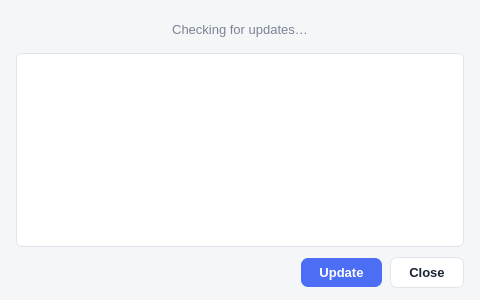
AdvancedPhotonSource/DashPVA, file src/dashpva/gui/install/update_dialog.ui: the form before one commit.
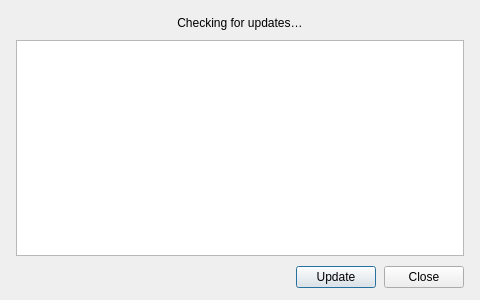
The form after the commit.

Commit message:
refactor: template theme.qss from theme_colors.py via $VARIABLE substitution
feat: add ROI_1–ROI_4 aliases, LOCK_BG, LOCK_BORDER, SIM_BG to theme_colors.py

change: replace all hardcoded hex and pt values in theme.qss with $VARIABLE and $FONT_* tokens

change: migrate all inline styleSheet blocks from 8 .ui files into theme.qss

Resolves #68

The edit to the form file:
```diff
--- a/src/dashpva/gui/install/update_dialog.ui
+++ b/src/dashpva/gui/install/update_dialog.ui
@@ -19,70 +19,6 @@
   <property name="windowTitle">
    <string>DashPVA Updates</string>
   </property>
-  <property name="styleSheet">
-   <string notr="true">
-QDialog {
-    background-color: #F5F6F8;
-}
-
-QLabel#lbl_status {
-    font-size: 10pt;
-    color: #7A8394;
-    padding: 6px 0;
-}
-
-QPlainTextEdit#txt_notes {
-    background-color: #FFFFFF;
-    border: 1px solid #E0E4EB;
-    border-radius: 6px;
-    font-size: 9pt;
-    font-family: monospace;
-    color: #1B2333;
-}
-
-QPushButton {
-    background-color: #FFFFFF;
-    color: #1B2333;
-    border: 1px solid #E0E4EB;
-    border-radius: 7px;
-    padding: 7px 18px;
-    font-size: 10pt;
-    font-weight: 500;
-}
-
-QPushButton:hover {
-    background-color: #EBF0FF;
-    border-color: #4B6EF5;
-    color: #2E52D5;
-}
-
-QPushButton:pressed {
-    background-color: #D6E2FF;
-    border-color: #3A5EE5;
-}
-
-QPushButton:disabled {
-    background-color: #EBF0FF;
-    border-color: #A8C0F0;
-    color: #4B6EF5;
-}
-
-QPushButton#btn_update {
-    background-color: #4B6EF5;
-    color: #FFFFFF;
-    border: none;
-    font-weight: 600;
-}
-
-QPushButton#btn_update:hover {
-    background-color: #3A5EE5;
-}
-
-QPushButton#btn_update:disabled {
-    background-color: #A8C0F0;
-}
-   </string>
-  </property>
   <layout class="QVBoxLayout" name="verticalLayout">
    <property name="spacing">
     <number>10</number>
```
The commit also changes 9 other files.
